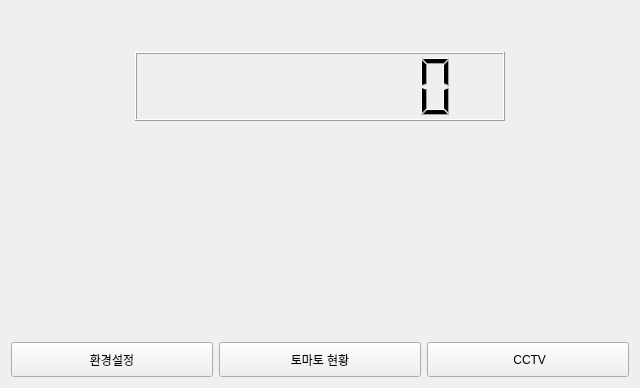
The window that Source/4.UI/project1/tab1_button.ui (KINGMINWOO/INTEL_AI_SW_LAST_PROJECT) describes before a commit, drawn with Qt 5.
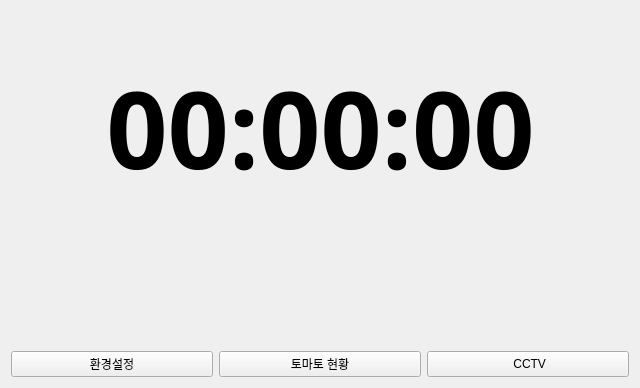
The same window after the commit. Icons and pictures are not drawn.

```diff
--- a/Source/4.UI/project1/tab1_button.ui
+++ b/Source/4.UI/project1/tab1_button.ui
@@ -18,6 +18,7 @@
     <widget class="QLabel" name="pDate">
      <property name="font">
       <font>
+       <family>Manjari</family>
        <pointsize>20</pointsize>
        <weight>75</weight>
        <bold>true</bold>
@@ -47,12 +48,20 @@
       </spacer>
      </item>
      <item>
-      <widget class="QLCDNumber" name="pTime">
-       <property name="digitCount">
-        <number>8</number>
+      <widget class="QLabel" name="pTime">
+       <property name="font">
+        <font>
+         <family>Manjari</family>
+         <pointsize>80</pointsize>
+         <weight>75</weight>
+         <bold>true</bold>
+        </font>
        </property>
-       <property name="segmentStyle">
-        <enum>QLCDNumber::Filled</enum>
+       <property name="text">
+        <string>00:00:00</string>
+       </property>
+       <property name="alignment">
+        <set>Qt::AlignCenter</set>
        </property>
       </widget>
      </item>
@@ -87,6 +96,11 @@
          <height>300</height>
         </size>
        </property>
+       <property name="font">
+        <font>
+         <family>Ubuntu Condensed</family>
+        </font>
+       </property>
        <property name="text">
         <string/>
        </property>
```
Left out of the diff: 2 changed lines with no effect on the pictures.
